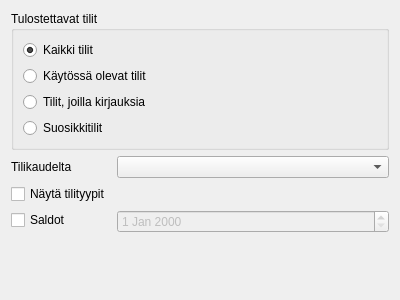
artoh/kitupiikki, file kitupiikki/raportti/tilikarttaraportti.ui: the form before one commit.
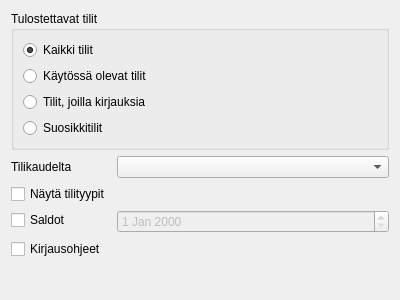
The form after the commit.

Commit message:
Kirjausohjeet ja arkistoraporttien valinta
+2018

What changed in the file:
```diff
--- a/kitupiikki/raportti/tilikarttaraportti.ui
+++ b/kitupiikki/raportti/tilikarttaraportti.ui
@@ -90,6 +90,13 @@
        </property>
       </widget>
      </item>
+     <item row="3" column="0">
+      <widget class="QCheckBox" name="kirjausohjeet">
+       <property name="text">
+        <string>Kirjausohjeet</string>
+       </property>
+      </widget>
+     </item>
     </layout>
    </item>
    <item>
```
The commit also changes 18 other files.
